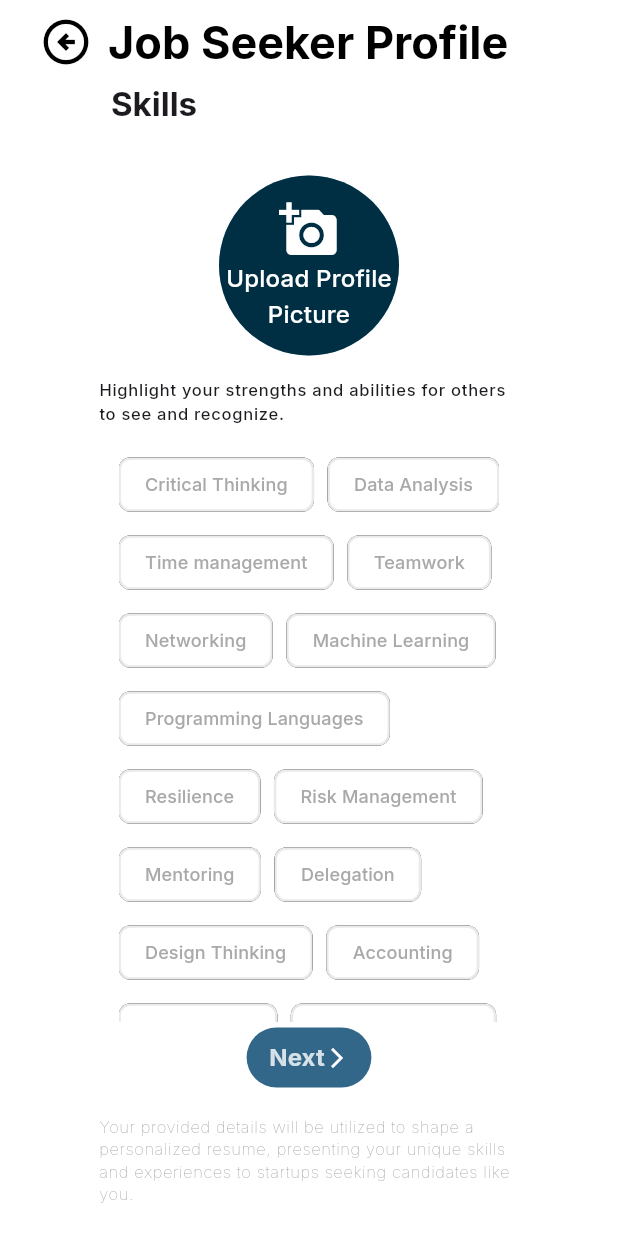
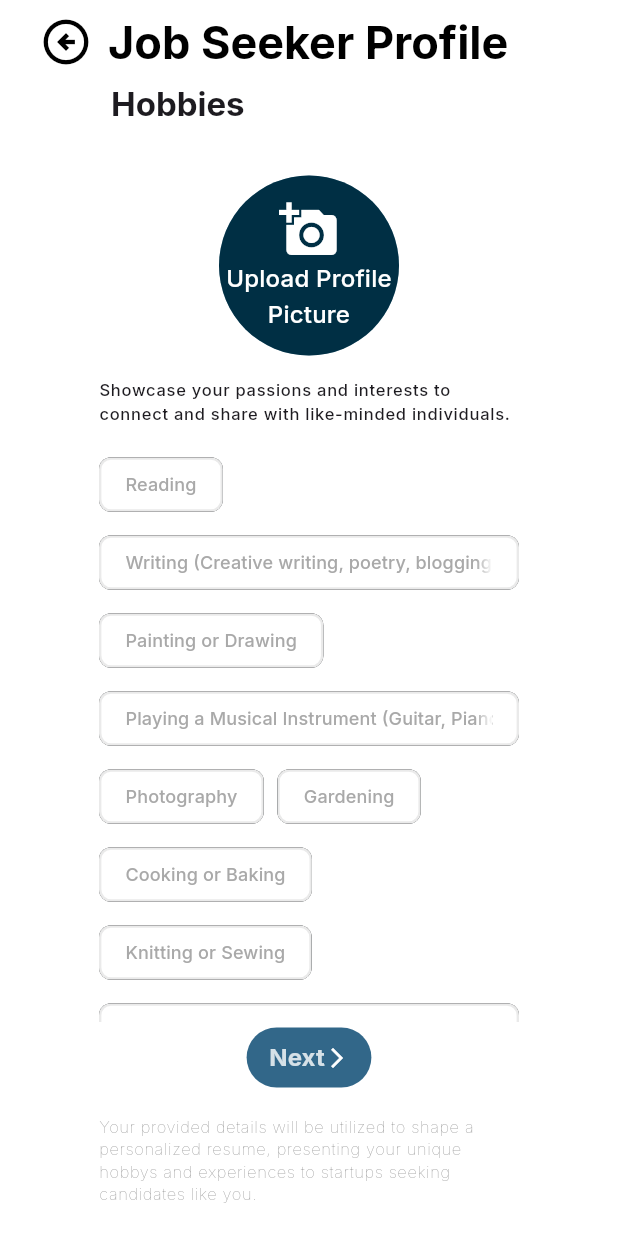
Before and after one commit to Ali-Elchab/launch-hub, a Flutter app: the screen it shows after launch, after a tap on "Get Started", on a phone screen of 412 x 824 dp. Run offline on Flutter 3.47's test engine with Material 3 defaults, Android fonts, the phone set to English and light mode, and no system bars; our stand-ins replace font_awesome_flutter, google_fonts, image_picker.

Commit message:
Frontend: Added hobbies screen

```diff
--- a/launchhub_frontend/lib/data/mockData.dart
+++ b/launchhub_frontend/lib/data/mockData.dart
@@ -67,3 +67,36 @@ final List<String> skills = [
   'Network Security',
   // ... add other skills here ...
 ];
+
+List<String> hobbies = [
+  'Reading',
+  'Writing (Creative writing, poetry, blogging)',
+  'Painting or Drawing',
+  'Playing a Musical Instrument (Guitar, Piano, Violin, etc.)',
+  'Photography',
+  'Gardening',
+  'Cooking or Baking',
+  'Knitting or Sewing',
+  'Doing Puzzles (Jigsaw, Crossword, Sudoku)',
+  'Playing Board Games or Card Games',
+  'Hiking or Camping',
+  'Bird Watching',
+  'Fishing',
+  'Rock Climbing',
+  'Cycling',
+  'Yoga or Pilates',
+  'Dancing (Ballroom, Salsa, Contemporary, etc.)',
+  'Martial Arts',
+  'Pottery or Ceramic Art',
+  'Jewelry Making',
+  'Woodworking',
+  'Model Building (Cars, Airplanes, Ships)',
+  'Astronomy',
+  'Learning a New Language',
+  'Video Gaming',
+  'Collecting (Coins, Stamps, Antiques)',
+  'Traveling',
+  'Volunteering',
+  'Meditation',
+  'Watching Movies or Theater Performances',
+];
--- /dev/null
+++ b/launchhub_frontend/lib/screens/auth_screens/hobbies.dart
@@ -0,0 +1,156 @@
+import 'package:flutter/material.dart';
+import 'package:image_picker/image_picker.dart';
+import 'package:launchhub_frontend/data/mockData.dart';
+import 'package:launchhub_frontend/widgets/auth_widgets/bottom_text.dart';
+import 'package:launchhub_frontend/widgets/auth_widgets/profile_pic_input.dart';
+import 'package:launchhub_frontend/widgets/custom_appbar.dart';
+import 'package:launchhub_frontend/widgets/small_button.dart';
+
+class Hobbies extends StatefulWidget {
+  const Hobbies({super.key});
+
+  @override
+  // ignore: library_private_types_in_public_api
+  _HobbiesState createState() => _HobbiesState();
+}
+
+class _HobbiesState extends State<Hobbies> {
+  XFile? _image;
+  List<String> selectedHobbies = [];
+
+  Future<void> _pickImage() async {
+    final ImagePicker picker = ImagePicker();
+    final XFile? selectedImage =
+        await picker.pickImage(source: ImageSource.gallery);
+
+    if (selectedImage != null) {
+      setState(() {
+        _image = selectedImage;
+      });
+    }
+  }
+
+  void togglehobby(String hobby) {
+    setState(() {
+      if (selectedHobbies.contains(hobby)) {
+        selectedHobbies.remove(hobby);
+      } else {
+        selectedHobbies.add(hobby);
+      }
+    });
+  }
+
+  @override
+  Widget build(BuildContext context) {
+    return Scaffold(
+      resizeToAvoidBottomInset: false,
+      appBar: const CustomAppBar(title: 'Job Seeker Profile'),
+      backgroundColor: Colors.white,
+      body: Center(
+        child: SizedBox(
+          width: 280,
+          child: Column(
+            children: <Widget>[
+              Align(
+                alignment: Alignment.topLeft,
+                child: Padding(
+                  padding: const EdgeInsets.symmetric(horizontal: 8),
+                  child: Text(
+                    'Hobbies',
+                    textAlign: TextAlign.left,
+                    style: Theme.of(context)
+                        .textTheme
+                        .displayMedium!
+                        .copyWith(fontWeight: FontWeight.w700, fontSize: 22),
+                  ),
+                ),
+              ),
+              const SizedBox(height: 35),
+              ProfileImagePicker(
+                  onImagePicked: () async {
+                    await _pickImage();
+                  },
+                  imageFile: _image,
+                  text: 'Upload Profile Picture'),
+              Padding(
+                padding: const EdgeInsets.symmetric(vertical: 15.0),
+                child: Text(
+                  style: Theme.of(context).textTheme.labelSmall!,
+                  'Showcase your passions and interests to connect and share with like-minded individuals.',
+                  textAlign: TextAlign.left,
+                ),
+              ),
+              Expanded(
+                child: SingleChildScrollView(
+                  child: Column(
+                    children: [
+                      Wrap(
+                        spacing: 9.0,
+                        runSpacing: 4.0,
+                        children: hobbies
+                            .map((hobby) => HobbyChip(
+                                  label: hobby,
+                                  isSelected: selectedHobbies.contains(hobby),
+                                  onSelected: () => togglehobby(hobby),
+                                ))
+                            .toList(),
+                      ),
+                    ],
+                  ),
+                ),
+              ),
+              SmallButton('Next', () {}),
+              const SizedBox(height: 15),
+              const BottomText(
+                  text:
+                      'Your provided details will be utilized to shape a personalized resume, presenting your unique hobbys and experiences to startups seeking candidates like you.'),
+            ],
+          ),
+        ),
+      ),
+    );
+  }
+}
+
+class HobbyChip extends StatelessWidget {
+  final String label;
+  final bool isSelected;
+  final VoidCallback onSelected;
+
+  const HobbyChip({
+    super.key,
+    required this.label,
+    required this.isSelected,
+    required this.onSelected,
+  });
+
+  @override
+  Widget build(BuildContext context) {
+    return ChoiceChip(
+      label: Text(
+        label,
+        style: TextStyle(
+          fontSize: 12,
+          color: !isSelected
+              ? const Color.fromARGB(202, 146, 146, 146)
+              : const Color(0xFF326789), // Change text color based on selection
+        ),
+      ),
+      selected: isSelected,
+      showCheckmark: false,
+      onSelected: (bool selected) {
+        onSelected();
+      },
+      backgroundColor: const Color.fromARGB(255, 255, 255, 255),
+      selectedColor: const Color.fromARGB(255, 255, 255, 255),
+      side: BorderSide(
+        color: !isSelected
+            ? Color.fromARGB(34, 171, 171, 171)
+            : const Color(0xFF326789), // Change text color based on selection
+        width: 1.6,
+      ),
+    );
+  }
+}
+
+// Placeholder for your BottomText widget
--- a/launchhub_frontend/lib/screens/start_screen.dart
+++ b/launchhub_frontend/lib/screens/start_screen.dart
@@ -1,4 +1,5 @@
 import 'package:flutter/material.dart';
+import 'package:launchhub_frontend/screens/auth_screens/hobbies.dart';
 import 'package:launchhub_frontend/screens/auth_screens/signin.dart';
 import 'package:launchhub_frontend/screens/auth_screens/skills.dart';
 import 'package:launchhub_frontend/widgets/submit_button.dart';
@@ -8,7 +9,7 @@ class StartScreen extends StatelessWidget {
 
   void _getStarted(BuildContext context) {
     Navigator.push(
-        context, MaterialPageRoute(builder: (context) => const Skills()));
+        context, MaterialPageRoute(builder: (context) => const Hobbies()));
   }
 
   @override
```
